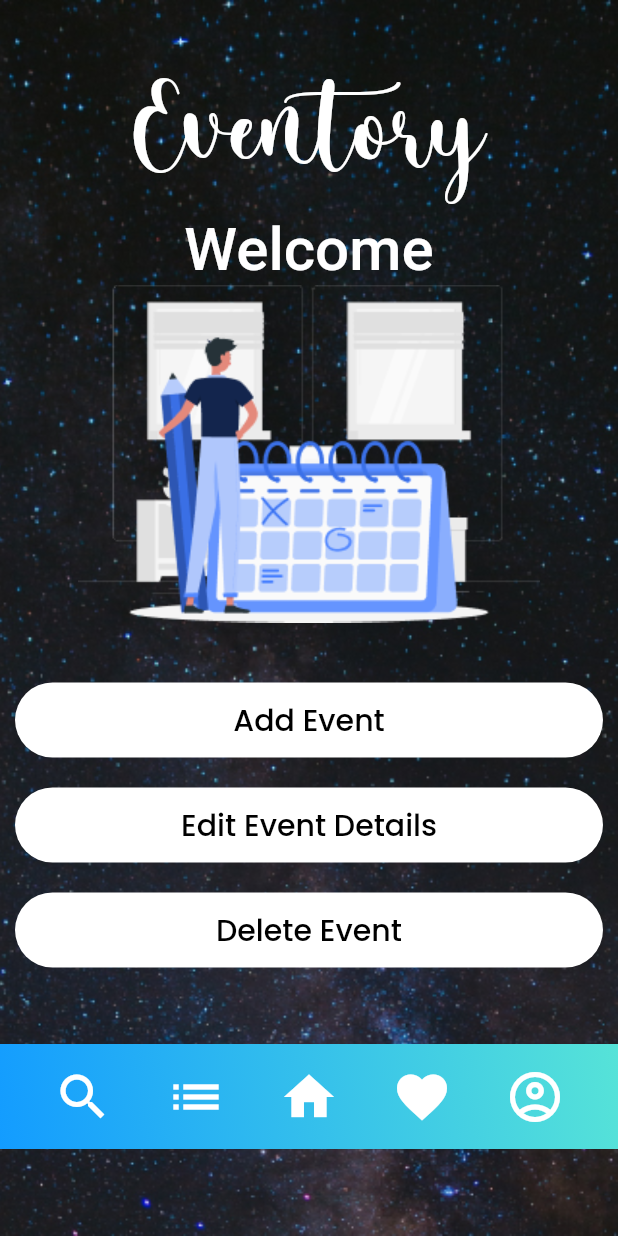
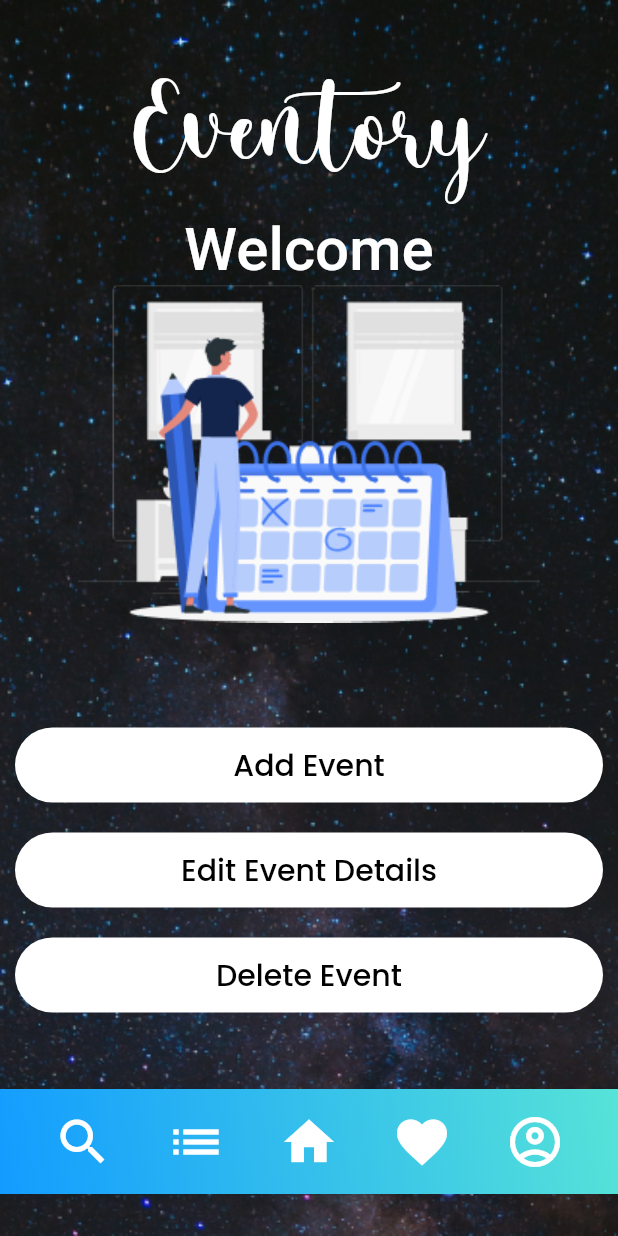
Before and after one commit to ananya-codeit/eventory, a Flutter app: the SocietyWelcome screen opened by its route, on a phone screen of 412 x 824 dp. Run offline on Flutter 3.47's test engine with Material 2 defaults, Android fonts, the phone set to English and light mode, and no system bars; our stand-ins replace google_fonts; Roboto replaces fonts that are missing (Pattaya).

Commit message:
society_welcome screen

```diff
--- a/lib/societywelcome.dart
+++ b/lib/societywelcome.dart
@@ -41,9 +41,9 @@ class _SocietyWelcomeState extends State<SocietyWelcome> {
                 ),
               ),
             ),
-            Image(image: AssetImage('images/s1.png'),),
+            Image(image: AssetImage('images/society.png'),),
             SizedBox(
-              height:30,
+              height:60,
             ),
             Padding(
               padding: const EdgeInsets.symmetric(vertical:10,horizontal:10),
```
Also changed, not shown: images/society.png (renamed from images/s1.png).
